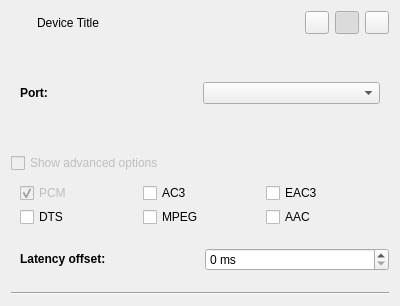
Qt form src/devicewidget.ui (lxqt/pavucontrol-qt) before a commit.
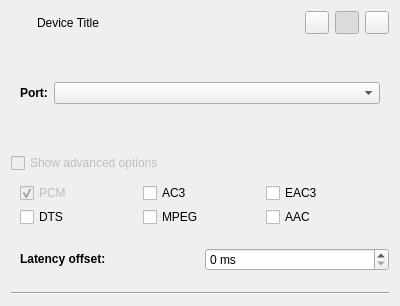
The same form after that commit. Icons and pictures are not drawn.

Commit message: devicewidget: Unify combo stretching

```diff
--- a/src/devicewidget.ui
+++ b/src/devicewidget.ui
@@ -96,7 +96,7 @@
    </item>
    <item>
     <widget class="QWidget" name="portSelect" native="true">
-     <layout class="QHBoxLayout" name="horizontalLayout_2">
+     <layout class="QHBoxLayout" name="horizontalLayout_2" stretch="0,1">
       <item>
        <widget class="QLabel" name="label_3">
         <property name="text">
```
